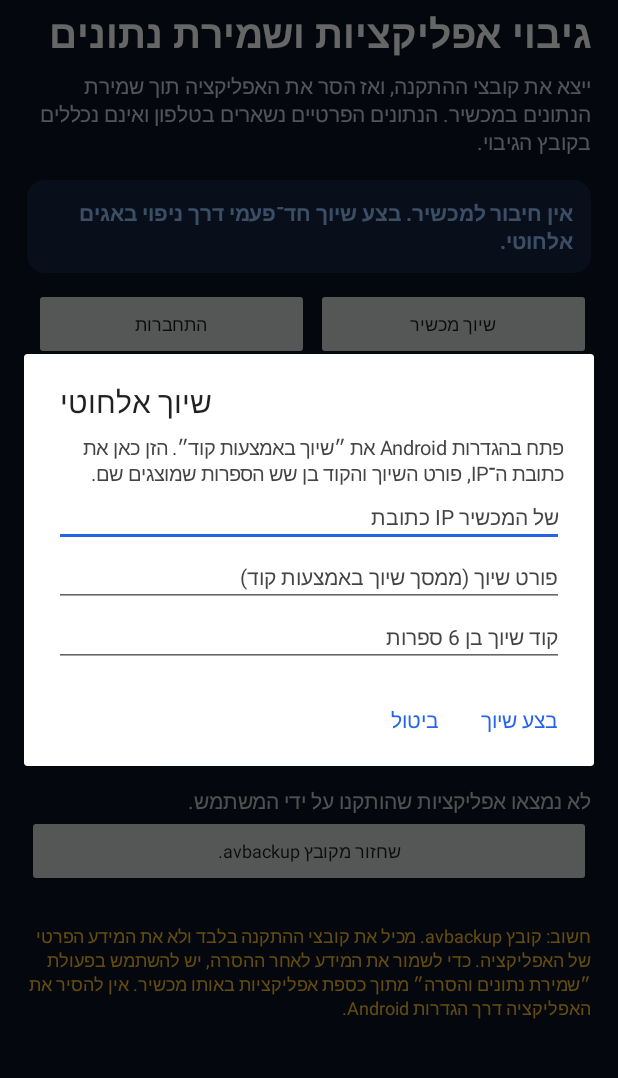
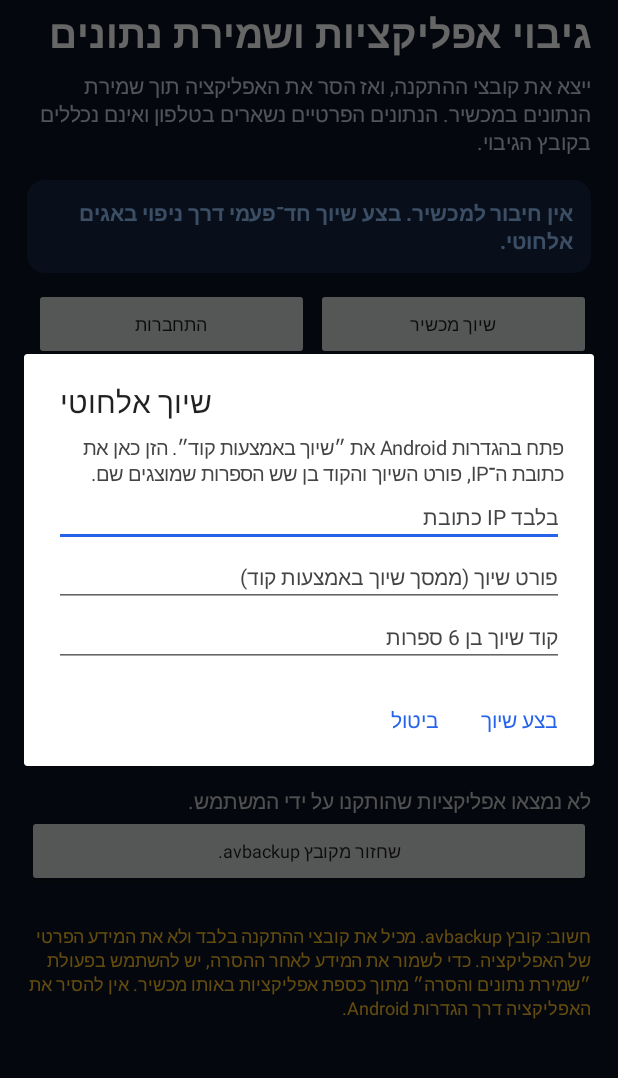
Before and after one commit to aw950aw-dot/AppVault, an Android app: the screen it shows after launch (MainActivity), after a tap on "שיוך מכשיר", on a phone screen of 412 x 824 dp, the part 58-1136 px from its top. Run offline under Robolectric (Android 15) with nearby library versions, the phone set to English and light mode, and no system bars; libraries missing offline, so code that uses them is left out: com.flyfishxu.kadb; 5 statements that could not run were skipped.

Commit message:
Fix IP address input keyboard and separate saved port

```diff
--- a/app/src/main/java/com/appvault/android/MainActivity.kt
+++ b/app/src/main/java/com/appvault/android/MainActivity.kt
@@ -322,7 +322,8 @@ class MainActivity : Activity() {
             13, Color.DKGRAY, false
         )
         val codeInput = input("קוד שיוך בן 6 ספרות", "", number = true)
-        val hostInput = input("כתובת IP של המכשיר", prefs.getString(KEY_HOST, "") ?: "")
+        val savedHost = prefs.getString(KEY_HOST, "") ?: ""
+        val hostInput = input("כתובת IP בלבד", savedHost.substringBeforeLast(':').takeIf { savedHost.count { ch -> ch == ':' } == 1 } ?: savedHost)
         val portInput = input("פורט שיוך (ממסך שיוך באמצעות קוד)", "", number = true)
         form.addView(help)
         form.addView(hostInput)
@@ -395,7 +396,8 @@ class MainActivity : Activity() {
             "הזן את כתובת ה־IP ואת פורט החיבור הרגיל שמופיעים במסך ״ניפוי באגים אלחוטי״. שים לב: זה אינו פורט השיוך.",
             13, Color.DKGRAY, false
         )
-        val hostInput = input("כתובת IP", prefs.getString(KEY_HOST, "") ?: "")
+        val savedHost = prefs.getString(KEY_HOST, "") ?: ""
+        val hostInput = input("כתובת IP בלבד (ללא פורט)", savedHost.substringBeforeLast(':').takeIf { savedHost.count { ch -> ch == ':' } == 1 } ?: savedHost)
         val portInput = input(
             "פורט חיבור (לא פורט השיוך)",
             prefs.getInt(KEY_CONNECT_PORT, -1).takeIf { it > 0 }?.toString() ?: "",
@@ -528,7 +530,11 @@ class MainActivity : Activity() {
         textSize = 14f
         setSingleLine(true)
         imeOptions = EditorInfo.IME_ACTION_NEXT
-        if (number) inputType = android.text.InputType.TYPE_CLASS_NUMBER
+        inputType = if (number) {
+            android.text.InputType.TYPE_CLASS_NUMBER
+        } else {
+            android.text.InputType.TYPE_CLASS_TEXT or android.text.InputType.TYPE_TEXT_FLAG_NO_SUGGESTIONS
+        }
         setTextColor(Color.BLACK)
         setHintTextColor(Color.DKGRAY)
         textDirection = View.TEXT_DIRECTION_LTR
```
